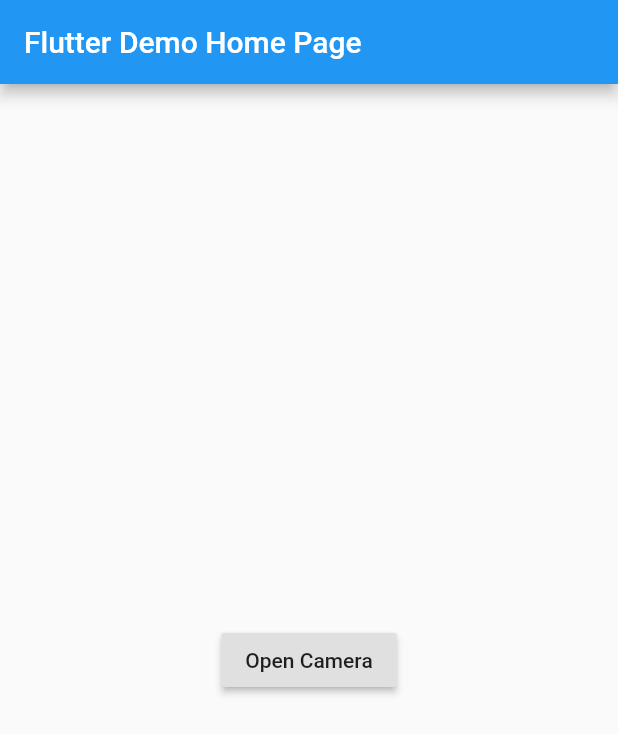
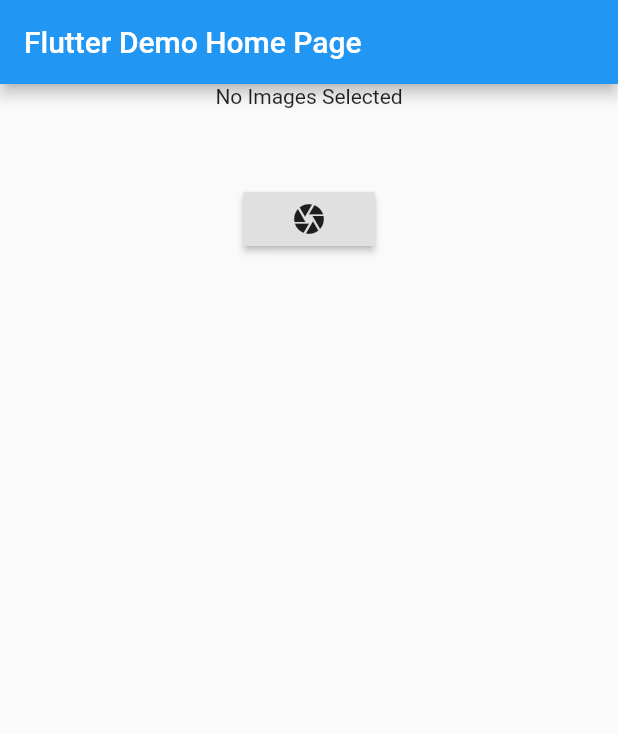
Before and after one commit to uripyogantara/flutter_camera, a Flutter app: the screen it shows after launch, on a phone screen of 412 x 824 dp. Shown: the top 734 px of the screen. Run offline on Flutter 3.47's test engine with Material 2 defaults, Android fonts, the phone set to English and light mode, and no system bars.

Commit message:
response from native to flutter

```diff
--- a/lib/main.dart
+++ b/lib/main.dart
@@ -1,4 +1,6 @@
 import 'dart:convert';
+import 'dart:io';
+import 'dart:typed_data';
 
 import 'package:flutter/material.dart';
 import 'package:flutter/services.dart';
@@ -29,25 +31,57 @@ class MyHomePage extends StatefulWidget {
 
 class _MyHomePageState extends State<MyHomePage> {
   static const platform = const MethodChannel("camera.flutter.io/camera");
-
+  Uint8List _image;
   @override
   Widget build(BuildContext context) {
     return Scaffold(
       appBar: AppBar(
         title: Text(widget.title),
       ),
-      body: Center(
-        child: RaisedButton(
-          child: Text("Open Camera"),
-          onPressed: () async{
-            await platform.invokeMethod("getCamera").then((stringResponse){
+      body:
+          _formUpload(), // This trailing comma makes auto-formatting nicer for build methods.
+    );
+  }
 
-              print("response camera $stringResponse");
-              // Map map = json.decode(stringResponse);
-              // print(map);
-            });
-        },),
-      ), // This trailing comma makes auto-formatting nicer for build methods.
+  Widget _formUpload() {
+    return SingleChildScrollView(
+      scrollDirection: Axis.vertical,
+      child: Column(
+        children: <Widget>[
+          Container(
+            child: _image == null
+                ? Text('No Images Selected')
+                : Image.memory(_image),
+          ),
+          SizedBox(
+            height: 50.0,
+          ),
+          Row(
+            mainAxisAlignment: MainAxisAlignment.center,
+            children: <Widget>[
+              RaisedButton(
+                child: Icon(Icons.camera),
+                onPressed: () async {
+                  await platform
+                      .invokeMethod("getCamera")
+                      .then((stringResponse) {
+                    setState(() {
+                      _image = stringResponse;
+                    });
+                    // print(input);
+                    // print("response camera $stringResponse");
+                    // setState(() {
+                    //   _image = File.fromRawPath(input);
+                    // });
+                    // Map map = json.decode(stringResponse);
+                    // print(map);
+                  });
+                },
+              )
+            ],
+          )
+        ],
+      ),
     );
   }
 }
```
Also changed, not shown: 4 other files.
